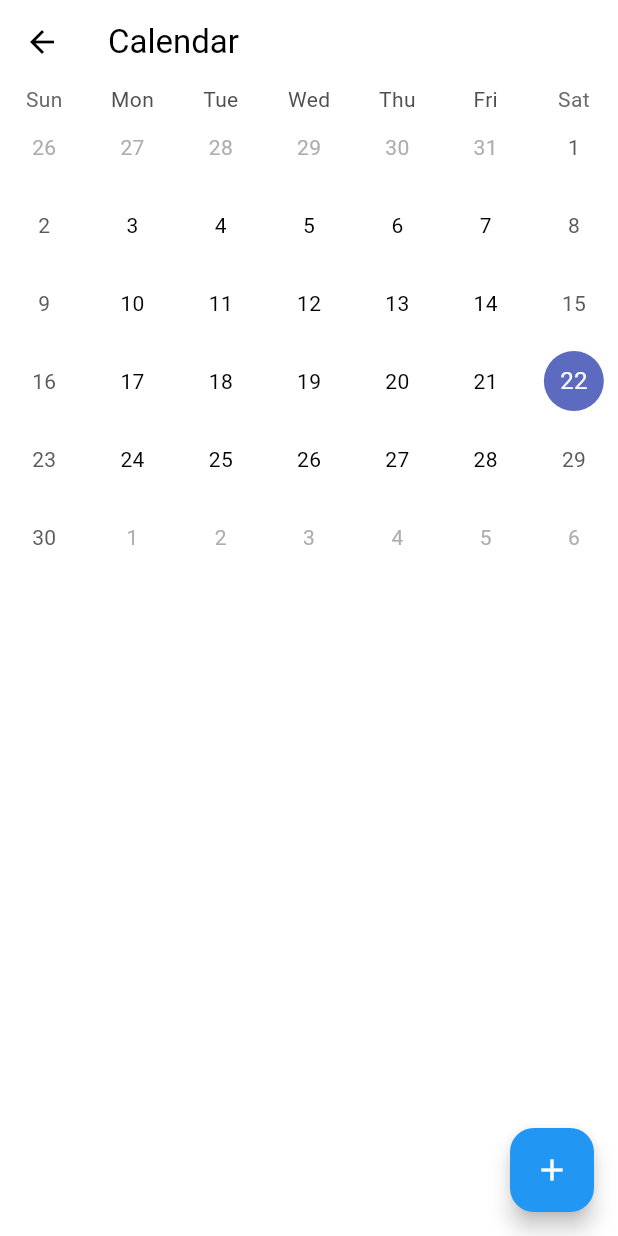
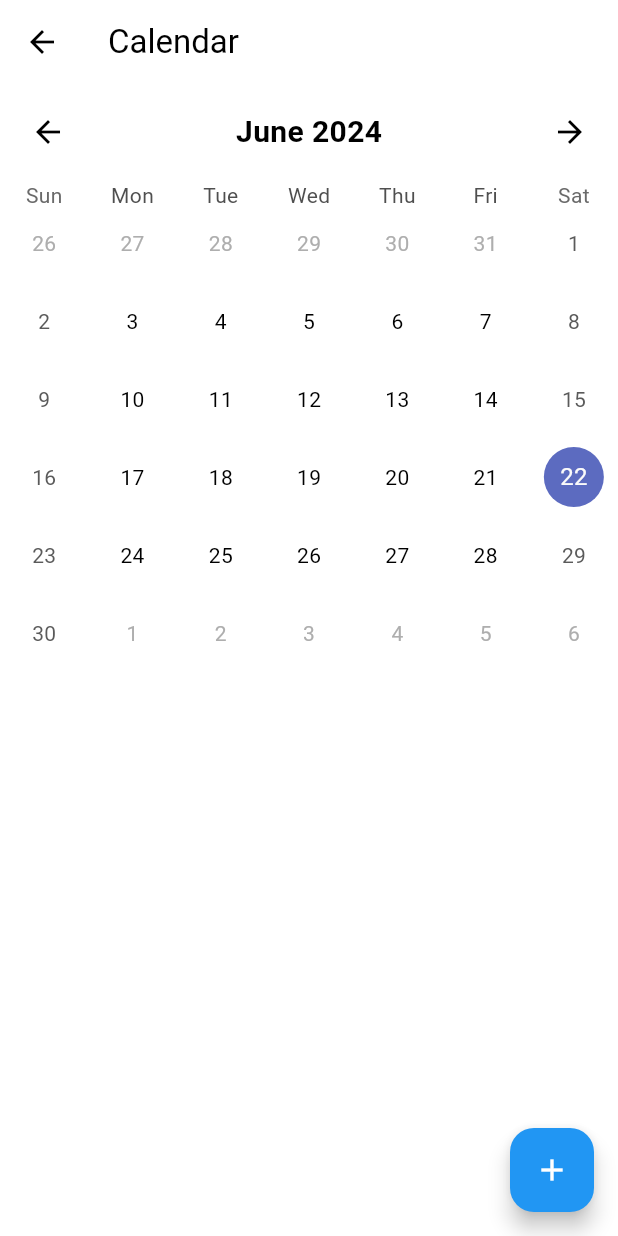
Before and after one commit to HuiZhenChin/6002CEM_Project, a Flutter app: the Calendar screen opened directly with empty values, on a phone screen of 412 x 824 dp. Run offline on Flutter 3.47's test engine with Material 3 defaults, Android fonts, the phone set to English and light mode, and no system bars; drawn by our look-alikes of table_calendar; our stand-ins replace animated_bottom_navigation_bar, bloc, cloud_firestore, firebase_auth, firebase_core, firebase_messaging and 5 more; accounts and stored records are empty.

Commit message:
Update calendar.dart

```diff
--- a/dollar_sense/lib/calendar.dart
+++ b/dollar_sense/lib/calendar.dart
@@ -2,8 +2,8 @@ import 'package:flutter/material.dart';
 import 'package:intl/intl.dart';
 import 'package:cloud_firestore/cloud_firestore.dart';
 import 'package:table_calendar/table_calendar.dart';
-import 'add_calendar.dart'; // Assuming this is where you define AddCalendarPage
-import 'event_model.dart'; // Assuming this is where you define the Event class
+import 'add_calendar.dart';
+import 'event_model.dart';
 
 class Calendar extends StatefulWidget {
   final String username;
@@ -16,12 +16,14 @@ class Calendar extends StatefulWidget {
 
 class _CalendarState extends State<Calendar> {
   late DateTime _selectedDay;
+  late DateTime _focusedDay;
   Map<DateTime, List<Event>> _events = {};
 
   @override
   void initState() {
     super.initState();
     _selectedDay = DateTime.now();
+    _focusedDay = DateTime.now();
     _initializeEvents();
   }
 
@@ -42,14 +44,14 @@ class _CalendarState extends State<Calendar> {
             .get();
 
         setState(() {
-          _events.clear(); // Clear existing events before adding new ones
+          _events.clear(); //clear existing events before adding new ones
 
           for (var doc in eventSnapshot.docs) {
             Timestamp eventTimestamp = doc["event_date"];
             String eventId = doc["event_id"];
             String eventTitle = doc["event_title"];
 
-            // Convert the Timestamp to a DateTime object
+            //convert the Timestamp to a DateTime object
             DateTime eventDate = eventTimestamp.toDate();
             DateTime normalizedDate = _normalizeDate(eventDate);
 
@@ -58,12 +60,12 @@ class _CalendarState extends State<Calendar> {
               _events[normalizedDate] = [];
             }
 
-            // Add the event to the list
+            //add the event to the list
             _events[normalizedDate]!.add(Event(
               id: eventId,
               title: eventTitle,
               date: eventDate,
-              reminder: '1 day', // Replace with your actual reminder logic
+              reminder: '1 day', //replace with your actual reminder logic
             ));
 
             print(_events);
@@ -124,27 +126,60 @@ class _CalendarState extends State<Calendar> {
     }
   }
 
+  void _onPreviousMonth() {
+    setState(() {
+      _focusedDay = DateTime(_focusedDay.year, _focusedDay.month - 1);
+    });
+  }
+
+  void _onNextMonth() {
+    setState(() {
+      _focusedDay = DateTime(_focusedDay.year, _focusedDay.month + 1);
+    });
+  }
+
   @override
   Widget build(BuildContext context) {
     return Scaffold(
-      backgroundColor: Colors.white, // Set the background color of the entire page to white
+      backgroundColor: Colors.white,
       appBar: AppBar(
         title: Text('Calendar'),
       ),
       body: Container(
-        color: Colors.white, // Ensure the body is also white
+        color: Colors.white,
         child: Column(
           crossAxisAlignment: CrossAxisAlignment.start,
           children: [
+            Padding(
+              padding: const EdgeInsets.all(8.0),
+              child: Row(
+                mainAxisAlignment: MainAxisAlignment.spaceBetween,
+                children: [
+                  IconButton(
+                    icon: Icon(Icons.arrow_back),
+                    onPressed: _onPreviousMonth,
+                  ),
+                  Text(
+                    DateFormat.yMMMM().format(_focusedDay),
+                    style: TextStyle(fontSize: 20, fontWeight: FontWeight.bold),
+                  ),
+                  IconButton(
+                    icon: Icon(Icons.arrow_forward),
+                    onPressed: _onNextMonth,
+                  ),
+                ],
+              ),
+            ),
             TableCalendar(
               firstDay: DateTime.utc(2021, 1, 1),
               lastDay: DateTime.utc(2030, 12, 31),
-              focusedDay: _selectedDay,
+              focusedDay: _focusedDay,
               headerVisible: false,
               selectedDayPredicate: (day) => isSameDay(_selectedDay, day),
               onDaySelected: (selectedDay, focusedDay) {
                 setState(() {
                   _selectedDay = selectedDay;
+                  _focusedDay = focusedDay;
                 });
               },
               eventLoader: _getEventsForDay,
```
